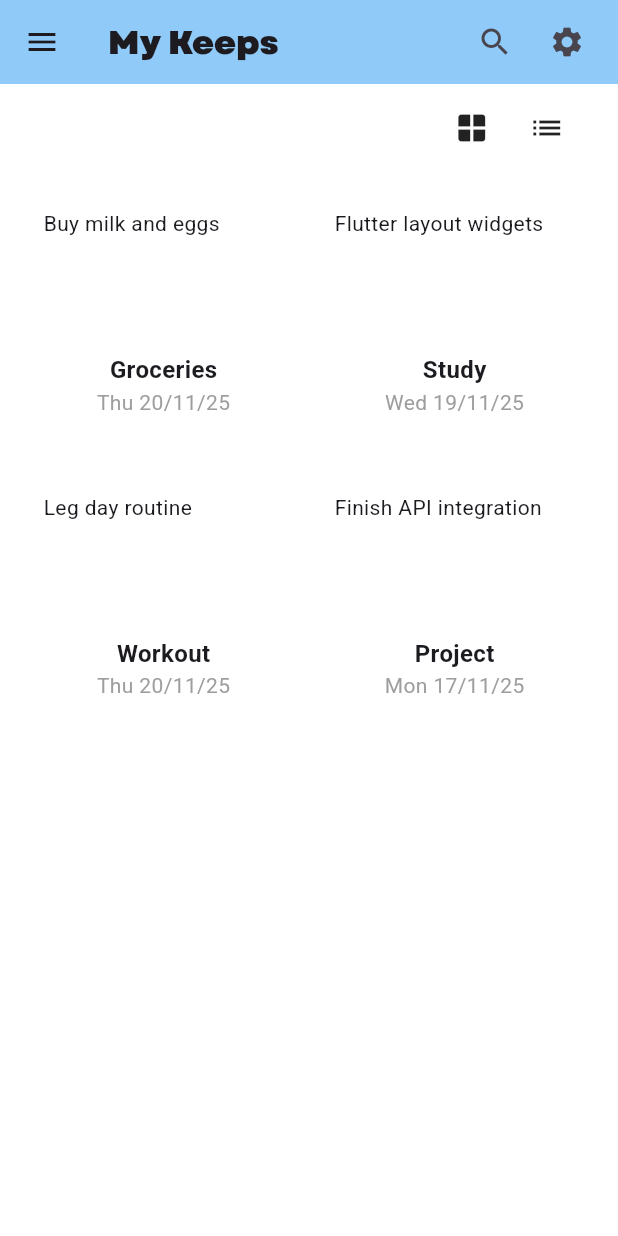
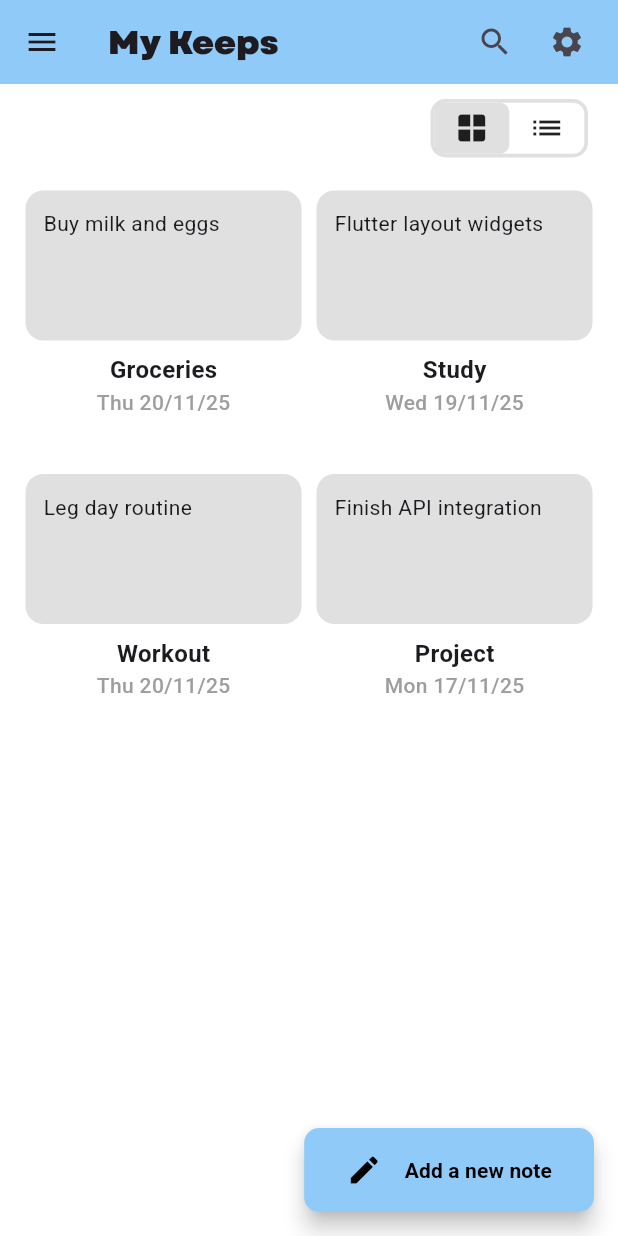
Before and after one commit to Estevanzc/flutter_project, a Flutter app: the screen it shows after launch, on a phone screen of 412 x 824 dp. Run offline on Flutter 3.47's test engine with Material 3 defaults, Android fonts, the phone set to English and light mode, and no system bars.

Commit message:
floating aciton button and color mode interacion

```diff
--- a/lib/constants/styles.dart
+++ b/lib/constants/styles.dart
@@ -11,4 +11,28 @@ class Styles {
     fontSize: 16,
     fontWeight: FontWeight.bold,
   );
+  static BoxDecoration cardDark = BoxDecoration(
+    color: const Color(0xFF1E1E1E),
+    borderRadius: BorderRadius.circular(12),
+  );
+  static BoxDecoration cardWhite = BoxDecoration(
+    color: Colors.grey[300],
+    borderRadius: BorderRadius.circular(12),
+  );
+  static BoxDecoration switchDark = BoxDecoration(
+    border: Border.all(color: Colors.white10, width: 2.5),
+    borderRadius: BorderRadius.circular(10),
+  );
+  static BoxDecoration switchWhite = BoxDecoration(
+    border: Border.all(color: Colors.grey.shade300, width: 2.5),
+    borderRadius: BorderRadius.circular(10),
+  );
+  static BoxDecoration choosenSwitchDark = BoxDecoration(
+    color: Colors.white10,
+    borderRadius: BorderRadius.circular(6),
+  );
+  static BoxDecoration choosenSwitchwhite = BoxDecoration(
+    color: Colors.grey[300],
+    borderRadius: BorderRadius.circular(6),
+  );
 }
--- a/lib/main.dart
+++ b/lib/main.dart
@@ -51,6 +51,40 @@ class MyApp extends StatelessWidget {
                   actionsPadding: EdgeInsets.only(right: 10),
                 ),
                 body: HomePage(),
+                floatingActionButton: FloatingActionButton.extended(
+                  onPressed: () {},
+                  backgroundColor:
+                      Theme.of(context).brightness == Brightness.dark
+                      ? Colors.white10
+                      : Colors.blue[200],
+                  shape: RoundedRectangleBorder(
+                    borderRadius: BorderRadius.circular(10),
+                  ),
+                  label: Padding(
+                    padding: const EdgeInsets.symmetric(horizontal: 8.0),
+                    child: Row(
+                      children: [
+                        Icon(
+                          Icons.edit,
+                          color: Theme.of(context).brightness == Brightness.dark
+                              ? Colors.white
+                              : Colors.black,
+                        ),
+                        SizedBox(width: 15),
+                        Text(
+                          "Add a new note",
+                          style: TextStyle(
+                            fontWeight: FontWeight.bold,
+                            color:
+                                Theme.of(context).brightness == Brightness.dark
+                                ? Colors.white
+                                : Colors.black,
+                          ),
+                        ),
+                      ],
+                    ),
+                  ),
+                ),
                 drawer: Drawer(
                   child: Container(
                     padding: EdgeInsets.symmetric(vertical: 50),
--- a/lib/pages/home_page.dart
+++ b/lib/pages/home_page.dart
@@ -1,9 +1,18 @@
 import 'package:flutter/material.dart';
+import 'package:flutter_project/constants/styles.dart';
 import 'package:flutter_project/widgets/notes_list_widget.dart';
 
-class HomePage extends StatelessWidget {
+class HomePage extends StatefulWidget {
   HomePage({super.key});
-  final List<Map<String, dynamic>> notes = [
+
+  @override
+  State<HomePage> createState() => _HomePageState();
+}
+
+class _HomePageState extends State<HomePage> {
+  bool listStyle = false;
+
+  List<Map<String, dynamic>> notes = [
     {
       "title": "Groceries",
       "content": "Buy milk and eggs",
@@ -37,11 +46,15 @@ class HomePage extends StatelessWidget {
               mainAxisAlignment: MainAxisAlignment.end,
               children: [
                 GestureDetector(
+                  onTap: () {
+                    setState(() {
+                      listStyle = !listStyle;
+                    });
+                  },
                   child: Container(
-                    decoration: BoxDecoration(
-                      border: Border.all(color: Colors.white10, width: 2.5),
-                      borderRadius: BorderRadius.circular(10),
-                    ),
+                    decoration: Theme.of(context).brightness == Brightness.dark
+                        ? Styles.switchDark
+                        : Styles.switchWhite,
                     child: Row(
                       children: [
                         Container(
@@ -50,13 +63,11 @@ class HomePage extends StatelessWidget {
                             horizontal: 10,
                             vertical: 5,
                           ),
-                          decoration: BoxDecoration(
-                            color: Colors.white10,
-                            borderRadius: BorderRadius.only(
-                              topLeft: Radius.circular(6),
-                              bottomLeft: Radius.circular(6),
-                            ),
-                          ),
+                          decoration: !listStyle
+                              ? (Theme.of(context).brightness == Brightness.dark
+                                    ? Styles.choosenSwitchDark
+                                    : Styles.choosenSwitchwhite)
+                              : null,
                           child: Icon(Icons.window),
                         ),
                         Container(
@@ -65,6 +76,11 @@ class HomePage extends StatelessWidget {
                             horizontal: 10,
                             vertical: 5,
                           ),
+                          decoration: listStyle
+                              ? (Theme.of(context).brightness == Brightness.dark
+                                    ? Styles.choosenSwitchDark
+                                    : Styles.choosenSwitchwhite)
+                              : null,
                           child: Icon(Icons.list),
                         ),
                       ],
--- a/lib/widgets/note_widget.dart
+++ b/lib/widgets/note_widget.dart
@@ -1,4 +1,7 @@
 import 'package:flutter/material.dart';
+import 'package:flutter_project/constants/styles.dart';
+import 'package:provider/provider.dart';
+import 'package:flutter_project/notifiers/theme_provider.dart';
 import 'package:intl/intl.dart';
 
 class NoteWidget extends StatelessWidget {
@@ -15,6 +18,7 @@ class NoteWidget extends StatelessWidget {
 
   @override
   Widget build(BuildContext context) {
+    bool isDarkMode = context.watch<ThemeProvider>().isSimpleDarkMode;
     return Container(
       child: Column(
         crossAxisAlignment: CrossAxisAlignment.center,
@@ -22,21 +26,24 @@ class NoteWidget extends StatelessWidget {
           Container(
             width: double.infinity,
             height: 100,
-            padding:  EdgeInsets.all(12),
-            decoration: BoxDecoration(
-              borderRadius: BorderRadius.circular(12),
-              color: Colors.white10,
-            ),
+            padding: EdgeInsets.all(12),
+            decoration: Theme.of(context).brightness == Brightness.dark
+                ? Styles.cardDark
+                : Styles.cardWhite,
             child: Text(text, maxLines: 4, overflow: TextOverflow.ellipsis),
           ),
-           SizedBox(height: 8),
+          SizedBox(height: 8),
           Text(
             title,
-            style:  TextStyle(fontWeight: FontWeight.bold, fontSize: 16),
+            style: TextStyle(fontWeight: FontWeight.bold, fontSize: 16),
           ),
           Text(
             DateFormat("EEE dd/MM/yy").format(created_at),
-            style:  TextStyle(fontSize: 14, color: Colors.grey),
+            style: TextStyle(
+              fontSize: 14,
+              color: Colors.grey,
+              fontWeight: FontWeight.w500,
+            ),
           ),
         ],
       ),
```
